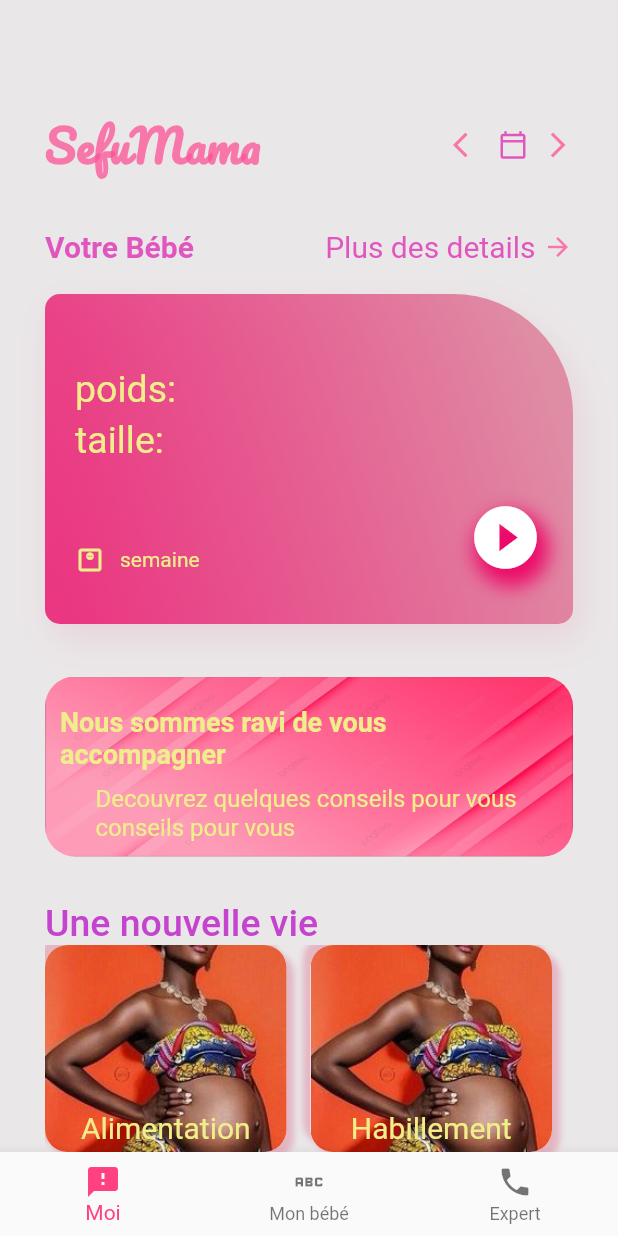
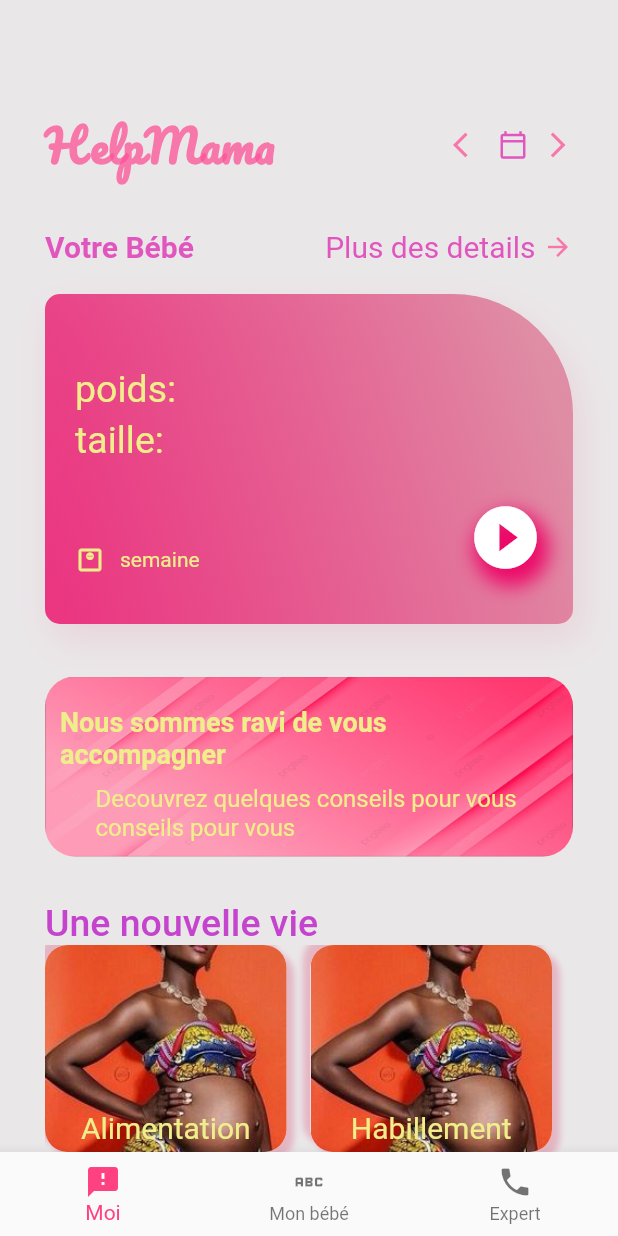
Before and after one commit to MyaNyembo/helpmama, a Flutter app: the screen it shows after launch, on a phone screen of 412 x 824 dp. Run offline on Flutter 3.47's test engine with Material 2 defaults, Android fonts, the phone set to English and light mode, and no system bars; our stand-ins replace get, google_fonts.

Commit message:
text helpMama

```diff
--- a/lib/home_page.dart
+++ b/lib/home_page.dart
@@ -45,7 +45,7 @@
           children: [
             Row(
               children: [
-                Text("SefuMama",
+                Text("HelpMama",
                     style: GoogleFonts.pacifico(
                         textStyle: TextStyle(
                             fontSize: 30,
```
